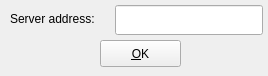
First picture: the form in applets/pastebin/pastebinServersConfig.ui, repository KDE/kdeplasma-addons, before the edit.
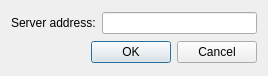
Second picture: the form after the edit. Custom widgets are drawn as their Qt base class.

Commit message: Add a cancel button

```diff
--- a/applets/pastebin/pastebinServersConfig.ui
+++ b/applets/pastebin/pastebinServersConfig.ui
@@ -13,49 +13,31 @@
   <property name="windowTitle">
    <string>Pastebin Server Config Dialog</string>
   </property>
-  <widget class="KLineEdit" name="server">
-   <property name="geometry">
-    <rect>
-     <x>115</x>
-     <y>5</y>
-     <width>148</width>
-     <height>30</height>
-    </rect>
-   </property>
-  </widget>
+  <layout class="QVBoxLayout" name="verticalLayout">
+   <item>
+    <layout class="QHBoxLayout" name="horizontalLayout">
+     <item>
   <widget class="QLabel" name="label">
-   <property name="geometry">
-    <rect>
-     <x>10</x>
-     <y>10</y>
-     <width>111</width>
-     <height>18</height>
-    </rect>
-   </property>
    <property name="text">
     <string>Server address:</string>
    </property>
   </widget>
-  <widget class="KPushButton" name="saveButton">
-   <property name="geometry">
-    <rect>
-     <x>100</x>
-     <y>40</y>
-     <width>81</width>
-     <height>27</height>
-    </rect>
-   </property>
-   <property name="text">
-    <string>&amp;OK</string>
-   </property>
-  </widget>
+     </item>
+     <item>
+      <widget class="KLineEdit" name="server"/>
+     </item>
+    </layout>
+   </item>
+   <item>
+    <widget class="QDialogButtonBox" name="buttonBox">
+     <property name="standardButtons">
+      <set>QDialogButtonBox::Cancel|QDialogButtonBox::Ok</set>
+     </property>
+    </widget>
+   </item>
+  </layout>
  </widget>
  <customwidgets>
-  <customwidget>
-   <class>KPushButton</class>
-   <extends>QPushButton</extends>
-   <header>kpushbutton.h</header>
-  </customwidget>
   <customwidget>
    <class>KLineEdit</class>
    <extends>QLineEdit</extends>
```
Lines whose indentation alone changed are shown as unchanged. The commit also changes 2 other files.
